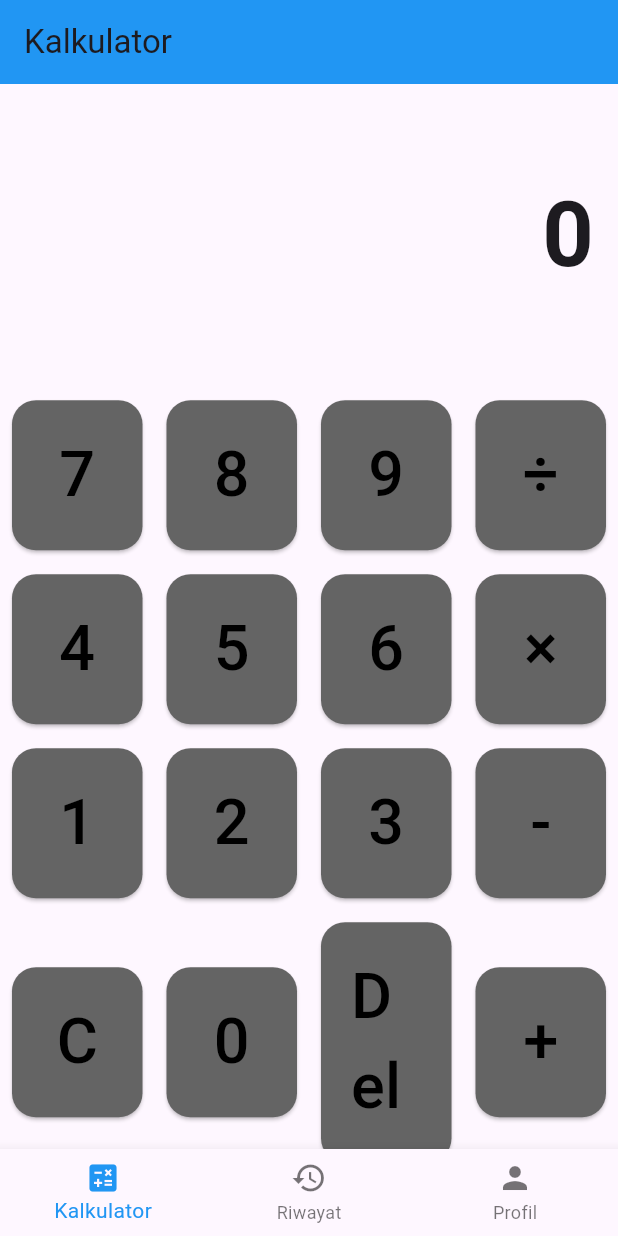
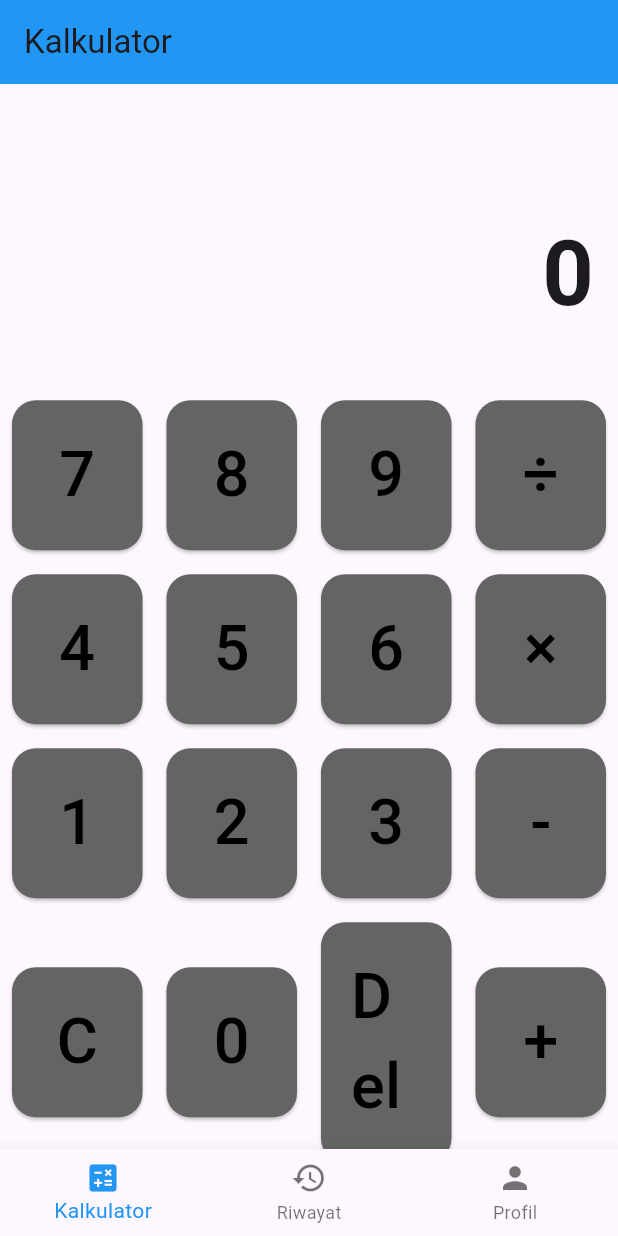
Before and after one commit to zeusyee/kalkulator, a Flutter app: the screen it shows after launch, on a phone screen of 412 x 824 dp. Run offline on Flutter 3.47's test engine with Material 3 defaults, Android fonts, the phone set to English and light mode, and no system bars; our stand-ins replace flutter_screenutil, math_expressions.

Commit message:
update new

```diff
--- a/lib/main.dart
+++ b/lib/main.dart
@@ -88,7 +88,6 @@ class _CalculatorState extends State<Calculator> {
   String _display = '0';
   String _history = '';
 
-  // Fungsi menangani input keyboard
   void _handleKeyboardInput(RawKeyEvent event) {
     if (event is RawKeyDownEvent) {
       String key = event.logicalKey.keyLabel;
@@ -154,7 +153,7 @@ class _CalculatorState extends State<Calculator> {
 
                 TextPainter textPainter = TextPainter(
                   text: TextSpan(
-                    text: _display,
+                    text: _history + _display,
                     style: TextStyle(fontSize: currentFontSize),
                   ),
                   maxLines: null,
@@ -163,7 +162,7 @@ class _CalculatorState extends State<Calculator> {
 
                 do {
                   textPainter.text = TextSpan(
-                    text: _display,
+                    text: _history + _display,
                     style: TextStyle(fontSize: currentFontSize),
                   );
                   textPainter.layout(maxWidth: constraints.maxWidth);
@@ -185,9 +184,13 @@ class _CalculatorState extends State<Calculator> {
                   child: SingleChildScrollView(
                     scrollDirection: Axis.vertical,
                     reverse: true,
-                    child: Wrap(
-                      alignment: WrapAlignment.end,
+                    child: Column(
+                      crossAxisAlignment: CrossAxisAlignment.end,
                       children: [
+                        Text(
+                          _history,
+                          style: TextStyle(fontSize: currentFontSize * 0.6, color: Colors.grey),
+                        ),
                         Text(
                           _display,
                           style: TextStyle(fontSize: currentFontSize, fontWeight: FontWeight.bold),
```
